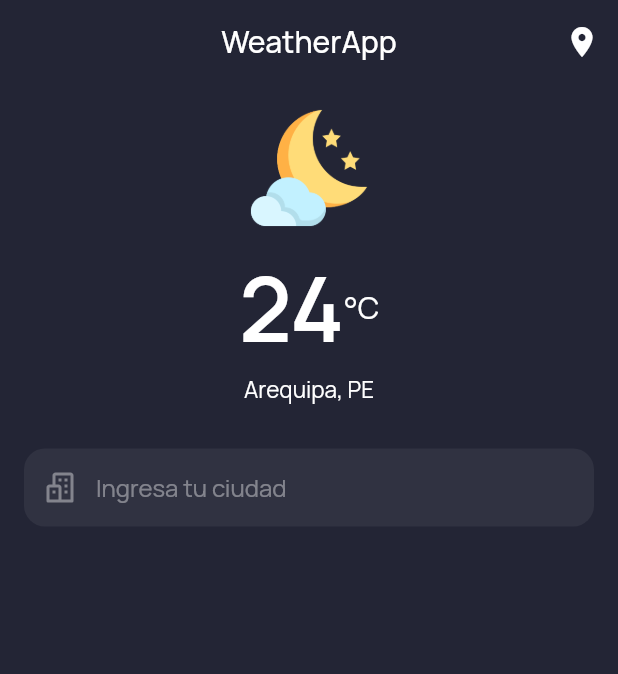
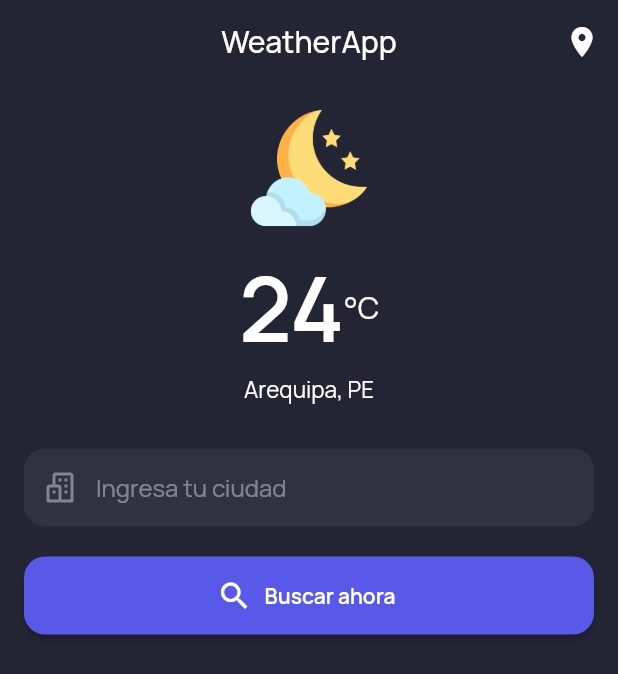
Before and after one commit to ehbarrionuevo/flutter_codigo_weatherapp, a Flutter app: the screen it shows after launch, on a phone screen of 412 x 824 dp. Shown: the top 674 px of the screen. Run offline on Flutter 3.47's test engine with Material 2 defaults, Android fonts, the phone set to English and light mode, and no system bars; our stand-ins replace flutter_svg, google_fonts.

Commit message:
Search button

```diff
--- a/lib/pages/home_page.dart
+++ b/lib/pages/home_page.dart
@@ -39,7 +39,8 @@ class _HomePageState extends State<HomePage> {
                 height: 80,
               ),
               divider12,
-              Row(mainAxisAlignment: MainAxisAlignment.center,
+              Row(
+                mainAxisAlignment: MainAxisAlignment.center,
                 children: [
                   Text(
                     "24",
@@ -109,6 +110,27 @@ class _HomePageState extends State<HomePage> {
                   ),
                 ),
               ),
+              divider20,
+              SizedBox(
+                width: double.infinity,
+                height: 52.0,
+                child: ElevatedButton.icon(
+                  onPressed: () {},
+                  style: ElevatedButton.styleFrom(
+                    primary: Color(0xff5858E9),
+                    shape: RoundedRectangleBorder(
+                      borderRadius: BorderRadius.circular(14.0),
+                    ),
+                  ),
+                  icon: Icon(Icons.search),
+                  label: Text(
+                    "Buscar ahora",
+                    style: TextStyle(
+                      fontWeight: FontWeight.w600,
+                    ),
+                  ),
+                ),
+              ),
             ],
           ),
         ),
```
